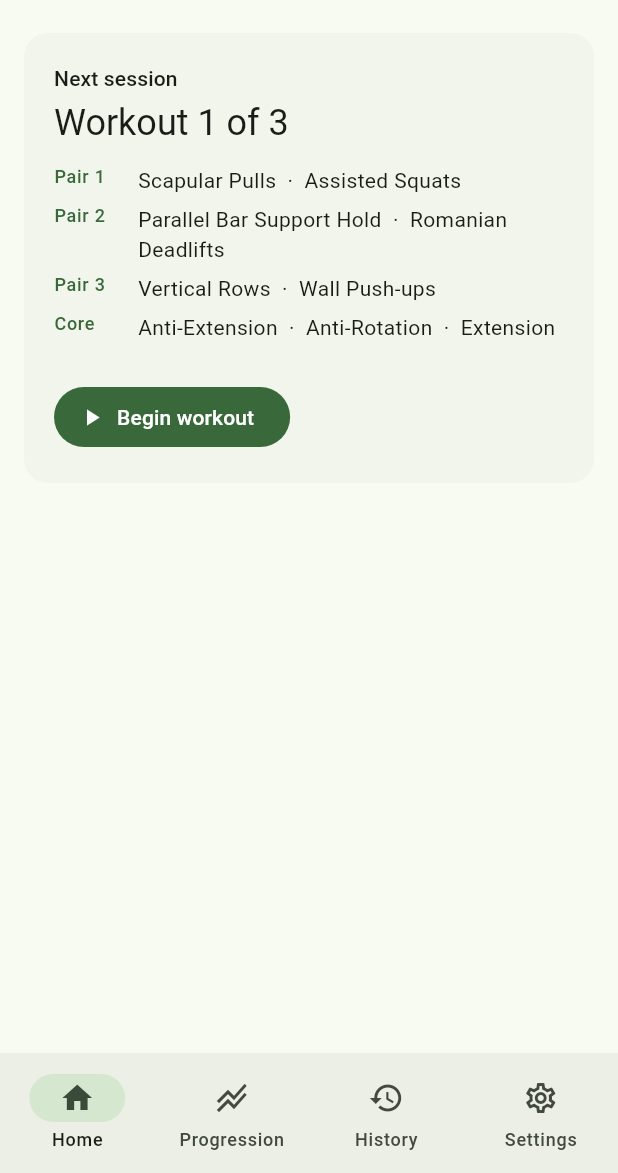
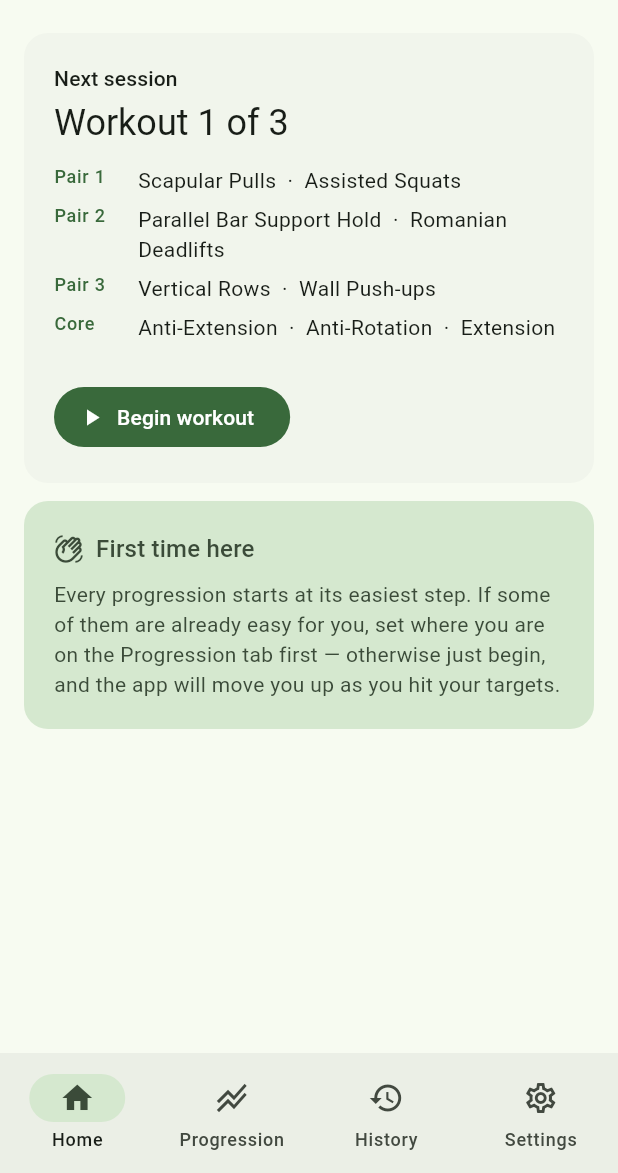
Before and after one commit to Hoy-Sauce-26/triple_r, a Flutter app: the screen it shows after launch, after a tap on "Begin workout", after a tap on "Discard", on a phone screen of 412 x 824 dp, the part 63-1236 px from its top. Run offline on Flutter 3.47's test engine with Material 3 defaults, Android fonts, the phone set to English and light mode, and no system bars; our stand-ins replace audioplayers, drift, drift_flutter, file_picker, fl_chart, flutter_riverpod and 2 more; accounts and stored records are empty; generated files the repository leaves out were written again.

Commit message:
phase 6 (#6)

```diff
--- a/lib/screens/dashboard_screen.dart
+++ b/lib/screens/dashboard_screen.dart
@@ -73,6 +73,14 @@ class DashboardScreen extends ConsumerWidget {
               ),
             ),
           ),
+          // Below the plan, not above it. Placed first, this pushed "Begin
+          // workout" past the fold on a small screen — guidance must never
+          // displace the primary action it is explaining.
+          if (active == null &&
+              ref.watch(completedSessionCountProvider).value == 0) ...[
+            const SizedBox(height: 12),
+            const _FirstRunCard(),
+          ],
         ],
       ),
     );
@@ -111,6 +119,58 @@ Future<void> _resumeWorkout(BuildContext context, WidgetRef ref) async {
 }
 
 /// Offered when an `in_progress` session is found on launch.
+/// One-time orientation for a fresh install.
+///
+/// Triple R starts every path at its easiest exercise, which is the right
+/// default but is wrong for most people — someone who can already do pull-ups
+/// should not spend their first session on scapular pulls. This says so once,
+/// then never again.
+class _FirstRunCard extends StatelessWidget {
+  const _FirstRunCard();
+
+  @override
+  Widget build(BuildContext context) {
+    final theme = Theme.of(context);
+    return Card(
+      color: theme.colorScheme.secondaryContainer,
+      child: Padding(
+        padding: const EdgeInsets.all(20),
+        child: Column(
+          crossAxisAlignment: CrossAxisAlignment.start,
+          children: [
+            Row(
+              children: [
+                Icon(
+                  Icons.waving_hand_outlined,
+                  size: 20,
+                  color: theme.colorScheme.onSecondaryContainer,
+                ),
+                const SizedBox(width: 8),
+                Text(
+                  'First time here',
+                  style: theme.textTheme.titleMedium?.copyWith(
+                    color: theme.colorScheme.onSecondaryContainer,
+                  ),
+                ),
+              ],
+            ),
+            const SizedBox(height: 8),
+            Text(
+              'Every progression starts at its easiest step. If some of them '
+              'are already easy for you, set where you are on the Progression '
+              'tab first — otherwise just begin, and the app will move you up '
+              'as you hit your targets.',
+              style: theme.textTheme.bodyMedium?.copyWith(
+                color: theme.colorScheme.onSecondaryContainer,
+              ),
+            ),
+          ],
+        ),
+      ),
+    );
+  }
+}
+
 class _ResumeBanner extends ConsumerWidget {
   const _ResumeBanner({required this.startedAt});
 
--- a/lib/screens/warmup_screen.dart
+++ b/lib/screens/warmup_screen.dart
@@ -6,6 +6,7 @@ import '../providers.dart';
 import '../state/active_session.dart';
 import '../state/timer_providers.dart';
 import '../trees/tree_types.dart';
+import '../theme.dart';
 import 'active_workout_screen.dart';
 
 /// Which warmup items the user has ticked off this session.
@@ -66,9 +67,7 @@ class WarmupScreen extends ConsumerWidget {
         actions: [
           Text(
             formatDuration(elapsed),
-            style: theme.textTheme.titleMedium?.copyWith(
-              fontFeatures: const [FontFeature.tabularFigures()],
-            ),
+            style: theme.textTheme.titleMedium?.tabular,
           ),
           const SizedBox(width: 12),
           Padding(
@@ -224,10 +223,8 @@ class _HoldButtonState extends ConsumerState<_HoldButton> {
         icon: const Icon(Icons.stop, size: 18),
         label: Text(
           formatDuration(controller.remaining),
-          style: theme.textTheme.titleMedium?.copyWith(
-            color: theme.colorScheme.primary,
-            fontFeatures: const [FontFeature.tabularFigures()],
-          ),
+          style: theme.textTheme.titleMedium?.tabular
+              .copyWith(color: theme.colorScheme.primary),
         ),
       );
     }
--- a/lib/state/timer_providers.dart
+++ b/lib/state/timer_providers.dart
@@ -3,6 +3,7 @@ import 'package:flutter_riverpod/flutter_riverpod.dart';
 import '../domain/countdown.dart';
 import '../services/alerts.dart';
 import '../services/clock.dart';
+import '../services/haptics.dart';
 import '../services/screen_wake.dart';
 
 /// All overridden in tests with fakes; the platform implementations here are
@@ -10,6 +11,7 @@ import '../services/screen_wake.dart';
 final clockProvider = Provider<Clock>((ref) => const SystemClock());
 final tickerProvider = Provider<Ticker>((ref) => const SystemTicker());
 final screenWakeProvider = Provider<ScreenWake>((ref) => const PlatformScreenWake());
+final hapticsProvider = Provider<Haptics>((ref) => const PlatformHaptics());
 
 final alertsProvider = Provider<Alerts>((ref) {
   final alerts = PlatformAlerts();
--- a/lib/theme.dart
+++ b/lib/theme.dart
@@ -1,7 +1,10 @@
 import 'package:flutter/material.dart';
 
-/// Shared with Roamfree (`../step_counter`). The two apps are siblings and are
-/// meant to read as one family, so the seed is deliberately identical.
+/// Triple R's seed colour.
+///
+/// Roamfree (`../step_counter`) seeds from amber; this one is its own. The two
+/// stay siblings through *structure* — Material 3, flat surfaces, hierarchy
+/// from spacing and type rather than elevation — not through sharing a hue.
 const seedColor = Color(0xFF67FF7B);
 
 ThemeData _theme(Brightness brightness) {
@@ -22,8 +25,38 @@ ThemeData _theme(Brightness brightness) {
       backgroundColor: colors.surface,
       scrolledUnderElevation: 0,
     ),
+    dialogTheme: DialogThemeData(
+      shape: RoundedRectangleBorder(borderRadius: BorderRadius.circular(20)),
+    ),
+    // Matches the cards, so a bottom sheet reads as the same surface family.
+    bottomSheetTheme: BottomSheetThemeData(
+      backgroundColor: colors.surfaceContainerLow,
+      shape: const RoundedRectangleBorder(
+        borderRadius: BorderRadius.vertical(top: Radius.circular(20)),
+      ),
+    ),
+    snackBarTheme: SnackBarThemeData(
+      behavior: SnackBarBehavior.floating,
+      shape: RoundedRectangleBorder(borderRadius: BorderRadius.circular(12)),
+    ),
+    // A workout is a two-handed, sweaty, glance-at-it context; the default
+    // 48dp targets are the floor, not the goal.
+    listTileTheme: const ListTileThemeData(minVerticalPadding: 10),
   );
 }
 
 ThemeData get lightTheme => _theme(Brightness.light);
 ThemeData get darkTheme => _theme(Brightness.dark);
+
+/// Numeric styling for anything that changes in place.
+extension NumericTextStyle on TextStyle {
+  /// Fixed-width digits.
+  ///
+  /// Without this, a counting timer visibly jitters as glyph widths change —
+  /// 1 is narrower than 8 in the default proportional figures, so "1:11"
+  /// occupies less space than "8:88" and the whole line shifts every second.
+  /// Applied per-use rather than to the text theme, because tabular figures
+  /// make ordinary prose look subtly mechanical.
+  TextStyle get tabular =>
+      copyWith(fontFeatures: const [FontFeature.tabularFigures()]);
+}
```
Also changed, not shown: lib/screens/active_workout_screen.dart (+26 -11 lines), lib/services/haptics.dart (added, +83 -0 lines), 3 other files.
